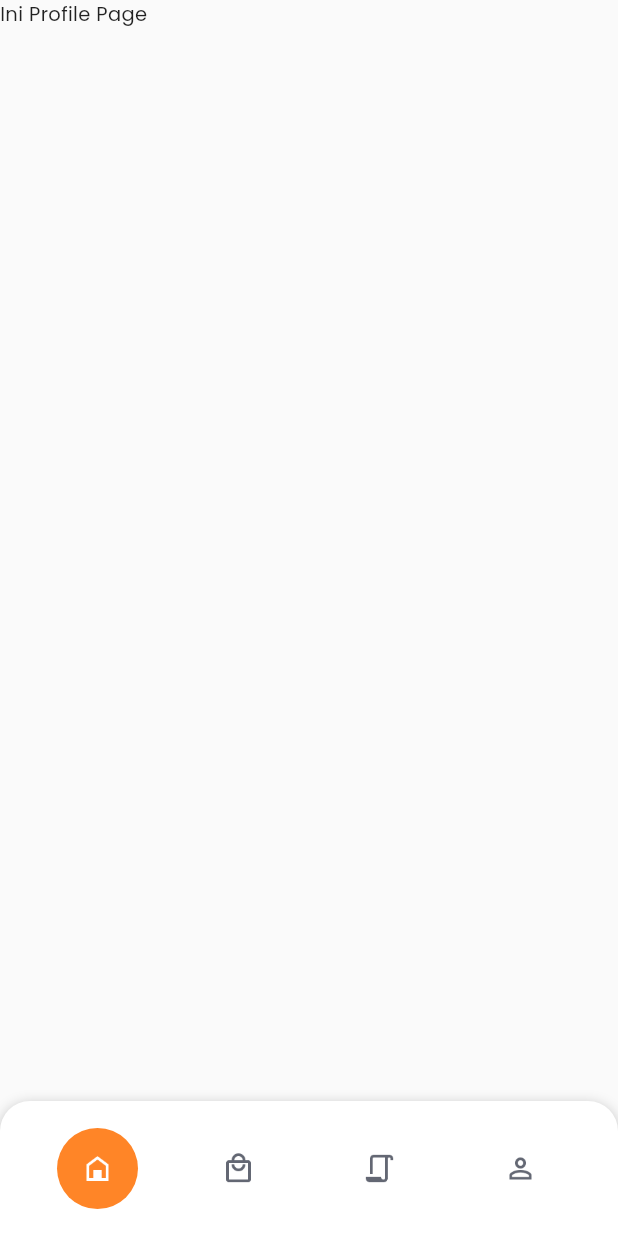
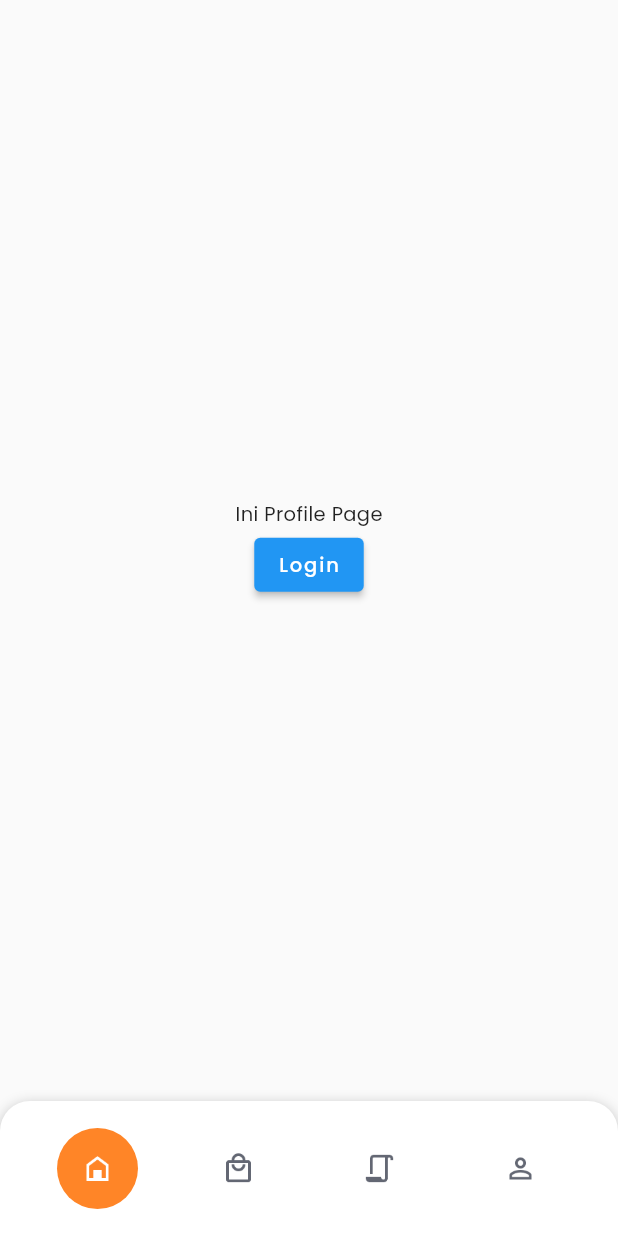
Before and after one commit to Innodev-K8/diiket, a Flutter app: the screen it shows after launch, swiped to page 4, on a phone screen of 412 x 824 dp. Run offline on Flutter 3.47's test engine with Material 2 defaults, Android fonts, the phone set to English and light mode, and no system bars; our stand-ins replace firebase_core, flutter_hooks, google_fonts, page_transition; accounts and stored records are empty.

Commit message:
Refactor folder structure

```diff
--- a/lib/main.dart
+++ b/lib/main.dart
@@ -1,9 +1,15 @@
 import 'package:diiket/ui/common/styles.dart';
 import 'package:diiket/ui/common/utils.dart';
-import 'package:diiket/ui/pages/main_page.dart';
+import 'package:diiket/ui/pages/auth/register_page.dart';
+import 'package:diiket/ui/pages/main/main_page.dart';
+import 'package:firebase_core/firebase_core.dart';
 import 'package:flutter/material.dart';
 
-void main() {
+void main() async {
+  WidgetsFlutterBinding.ensureInitialized();
+
+  await Firebase.initializeApp();
+
   runApp(MyApp());
 }
 
@@ -19,7 +25,11 @@ class MyApp extends StatelessWidget {
         accentColor: ColorPallete.accentColor,
         textTheme: kTextTheme,
       ),
-      home: MainPage(),
+      initialRoute: MainPage.route,
+      routes: {
+        MainPage.route: (_) => MainPage(),
+        RegisterPage.route: (_) => RegisterPage(),
+      },
     );
   }
 }
--- a/lib/ui/pages/main_page.dart
+++ b/lib/ui/pages/main/main_page.dart
@@ -1,15 +1,18 @@
 import 'package:diiket/ui/common/styles.dart';
 import 'package:diiket/ui/common/utils.dart';
-import 'package:diiket/ui/pages/cart/cart_page.dart';
-import 'package:diiket/ui/pages/history/history_page.dart';
-import 'package:diiket/ui/pages/home/home_page.dart';
-import 'package:diiket/ui/pages/profile/profile_page.dart';
 import 'package:diiket/ui/widgets/custom_bottom_navigation_bar.dart';
 import 'package:flutter/material.dart';
 import 'package:flutter/services.dart';
 import 'package:flutter_hooks/flutter_hooks.dart';
 
+import 'cart/cart_page.dart';
+import 'history/history_page.dart';
+import 'home/home_page.dart';
+import 'profile/profile_page.dart';
+
 class MainPage extends HookWidget {
+  static final route = '/';
+
   final pages = [
     HomePage(),
     CartPage(),
@@ -70,7 +73,7 @@ class MainPage extends HookWidget {
 
       ScaffoldMessenger.of(context).showSnackBar(
         SnackBar(
-          content: Text('Tekan lagi untuk kembali'),
+          content: Text('Tekan lagi untuk keluar'),
           duration: Duration(seconds: 2),
           backgroundColor: ColorPallete.accentColor,
         ),
--- /dev/null
+++ b/lib/ui/pages/main/profile/profile_page.dart
@@ -0,0 +1,23 @@
+import 'package:diiket/ui/common/utils.dart';
+import 'package:diiket/ui/pages/auth/register_page.dart';
+import 'package:flutter/material.dart';
+
+class ProfilePage extends StatelessWidget {
+  @override
+  Widget build(BuildContext context) {
+    return SafeArea(
+      child: Column(
+        mainAxisAlignment: MainAxisAlignment.center,
+        children: [
+          Text('Ini Profile Page'),
+          ElevatedButton(
+            onPressed: () {
+              Utils.appNav.currentState?.pushNamed(RegisterPage.route);
+            },
+            child: Text('Login'),
+          ),
+        ],
+      ),
+    );
+  }
+}
--- a/lib/ui/pages/profile/profile_page.dart
+++ /dev/null
@@ -1,10 +0,0 @@
-import 'package:flutter/material.dart';
-
-class ProfilePage extends StatelessWidget {
-  @override
-  Widget build(BuildContext context) {
-    return SafeArea(
-      child: Text('Ini Profile Page'),
-    );
-  }
-}
--- a/pubspec.yaml
+++ b/pubspec.yaml
@@ -25,6 +25,7 @@ dependencies:
     sdk: flutter
   cached_network_image: ^3.0.0
   cupertino_icons: ^1.0.2
+  firebase_core: ^1.2.0
   flutter_hooks: ^0.16.0
   google_fonts: ^2.0.0
   hooks_riverpod: ^0.14.0+3
```
Also changed, not shown: lib/ui/pages/auth/register_page.dart (added, +31 -0 lines), lib/ui/pages/main/home/home_page.dart (renamed from lib/ui/pages/home/home_page.dart, +4 -3 lines), lib/ui/pages/main/cart/cart_page.dart (renamed from lib/ui/pages/cart/cart_page.dart), lib/ui/pages/main/history/history_page.dart (renamed from lib/ui/pages/history/history_page.dart), lib/ui/pages/main/home/feed/feed_page.dart (renamed from lib/ui/pages/home/feed/feed_page.dart), lib/ui/pages/main/home/search/search_page.dart (renamed from lib/ui/pages/home/search/search_page.dart), lib/ui/pages/main/home/stall/stall_page.dart (renamed from lib/ui/pages/home/stall/stall_page.dart), pubspec.lock, 3 other files.
